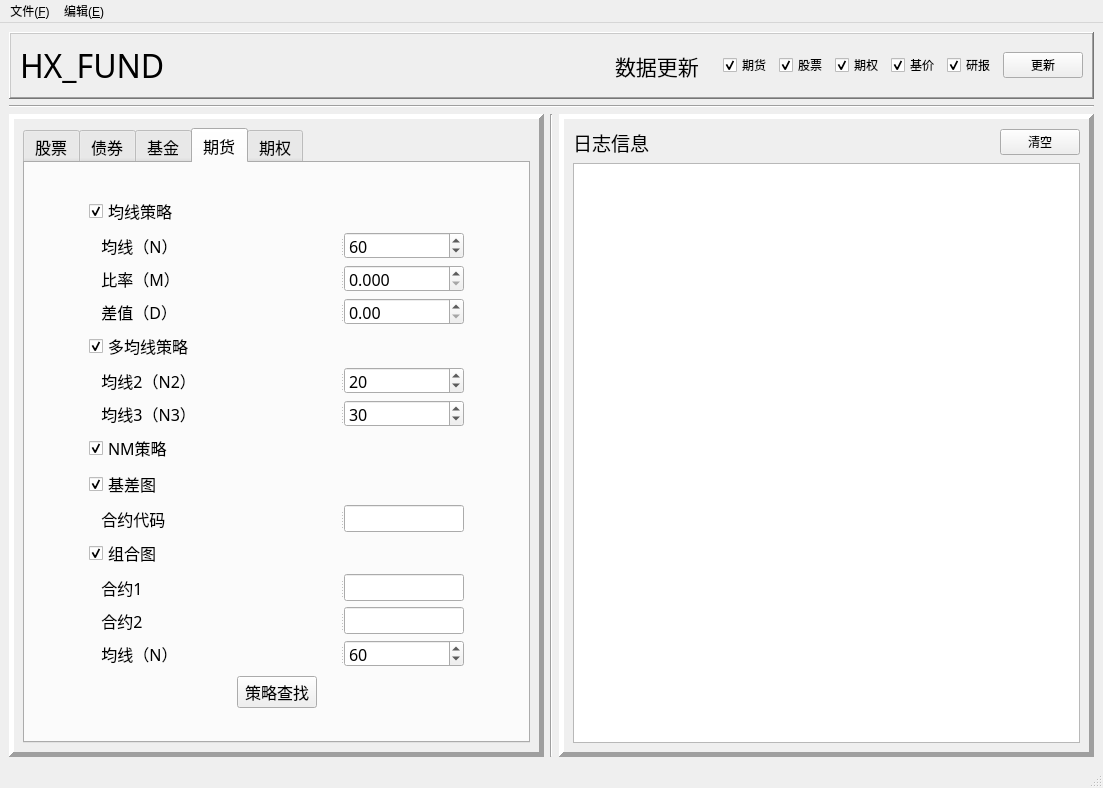
First picture: the form in python_test/src/interface/MainWindow.ui, repository yuancixin/HUAXIN_FUND, before the edit.
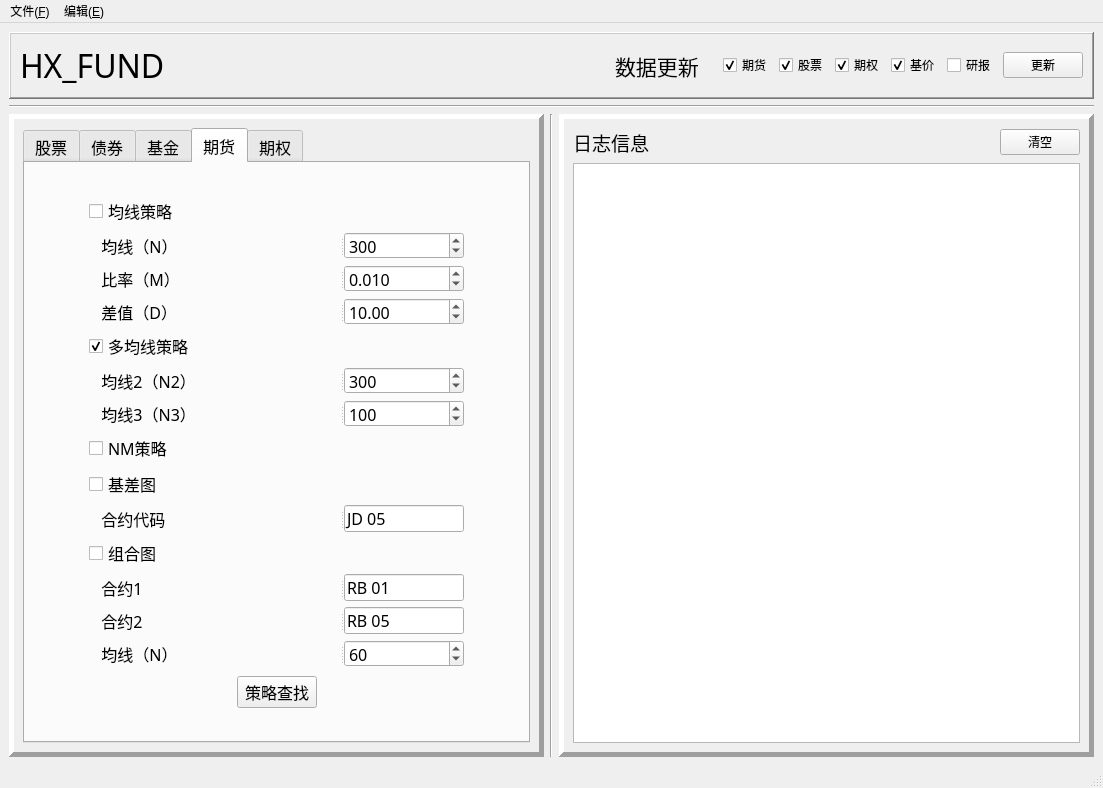
Second picture: the form after the edit.

Commit message: 界面初始调整

```diff
--- a/python_test/src/interface/MainWindow.ui
+++ b/python_test/src/interface/MainWindow.ui
@@ -155,7 +155,7 @@
               <string>研报</string>
              </property>
              <property name="checked">
-              <bool>true</bool>
+              <bool>false</bool>
              </property>
             </widget>
            </item>
@@ -293,7 +293,7 @@
                       <string>均线策略</string>
                      </property>
                      <property name="checked">
-                      <bool>true</bool>
+                      <bool>false</bool>
                      </property>
                     </widget>
                    </item>
@@ -364,7 +364,7 @@
                          <number>1000</number>
                         </property>
                         <property name="value">
-                         <number>60</number>
+                         <number>300</number>
                         </property>
                        </widget>
                       </widget>
@@ -401,6 +401,9 @@
                         <property name="singleStep">
                          <double>0.001000000000000</double>
                         </property>
+                        <property name="value">
+                         <double>0.010000000000000</double>
+                        </property>
                        </widget>
                       </widget>
                      </item>
@@ -433,6 +436,9 @@
                         <property name="maximum">
                          <double>9999.000000000000000</double>
                         </property>
+                        <property name="value">
+                         <double>10.000000000000000</double>
+                        </property>
                        </widget>
                       </widget>
                      </item>
@@ -517,7 +523,7 @@
                        <number>1000</number>
                       </property>
                       <property name="value">
-                       <number>20</number>
+                       <number>300</number>
                       </property>
                      </widget>
                     </widget>
@@ -570,7 +576,7 @@
                        <number>1000</number>
                       </property>
                       <property name="value">
-                       <number>30</number>
+                       <number>100</number>
                       </property>
                      </widget>
                     </widget>
@@ -585,7 +591,7 @@
                       <string>NM策略</string>
                      </property>
                      <property name="checked">
-                      <bool>true</bool>
+                      <bool>false</bool>
                      </property>
                     </widget>
                    </item>
@@ -612,7 +618,7 @@
                       <string>基差图</string>
                      </property>
                      <property name="checked">
-                      <bool>true</bool>
+                      <bool>false</bool>
                      </property>
                     </widget>
                    </item>
@@ -654,6 +660,9 @@
                       <height>27</height>
                      </size>
                     </property>
+                    <property name="text">
+                     <string>JD 05</string>
+                    </property>
                    </widget>
                   </widget>
                  </item>
@@ -665,7 +674,7 @@
                       <string>组合图</string>
                      </property>
                      <property name="checked">
-                      <bool>true</bool>
+                      <bool>false</bool>
                      </property>
                     </widget>
                    </item>
@@ -709,6 +718,9 @@
                         <height>27</height>
                        </size>
                       </property>
+                      <property name="text">
+                       <string>RB 01</string>
+                      </property>
                      </widget>
                     </widget>
                    </item>
@@ -735,6 +747,9 @@
                         <height>27</height>
                        </size>
                       </property>
+                      <property name="text">
+                       <string>RB 05</string>
+                      </property>
                      </widget>
                     </widget>
                    </item>
```
The commit also changes 4 other files.
